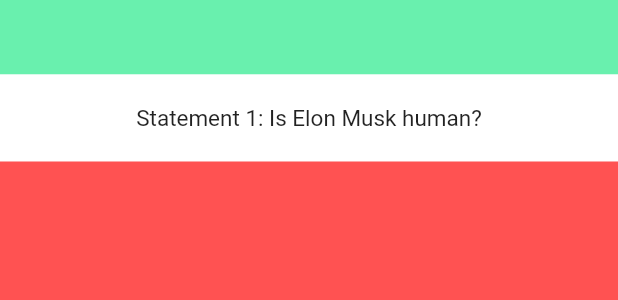
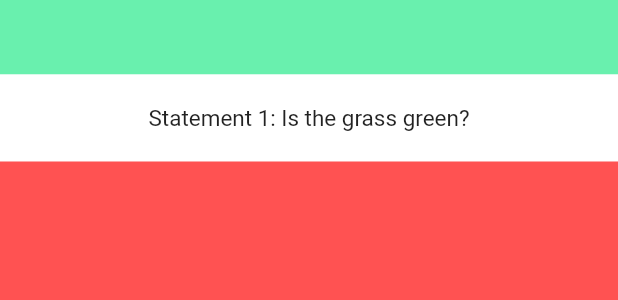
Before and after one commit to McSam27/flutter-quiz-app, a Flutter app: the QuizPage widget shown alone on an empty page, opened directly, on a phone screen of 412 x 824 dp. Shown: the part 500-800 px from the top of the screen. Run offline on Flutter 3.47's test engine with Material 2 defaults, Android fonts, the phone set to English and light mode, and no system bars.

Commit message:
add more quiz questions.

```diff
--- a/lib/pages/quiz_page.dart
+++ b/lib/pages/quiz_page.dart
@@ -31,6 +31,10 @@ class QuizPageState extends State<QuizPage> {
       new Question("Is Elon Musk human?", true),
       new Question("Is pizza healthy?", false),
       new Question("Is Flutter awesome?", true),
+      new Question("Is the sky blue?", true),
+      new Question("Is the grass green?", true),
+      new Question("Does 2 plus 2 equal 4?", true),
+      new Question("Is Fortnite an awesome game?", true),
     ],
   );
   String questionText;
```
